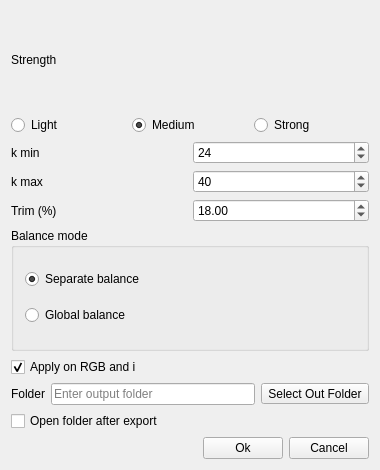
Above: src/gui/forms/DialogColorBalanceFilter.ui from open-scan-crew/OpenScanTools before the change. Below: the same form after it.
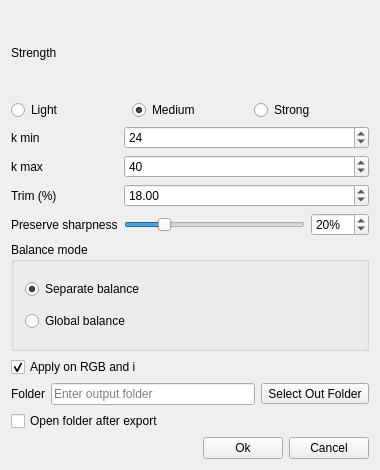
That is the form after the change. Icons and pictures are not drawn.

Commit message: Add sharpness blend option to color balance

```diff
--- a/src/gui/forms/DialogColorBalanceFilter.ui
+++ b/src/gui/forms/DialogColorBalanceFilter.ui
@@ -127,6 +127,49 @@
        </property>
       </widget>
      </item>
+     <item row="3" column="0">
+      <widget class="QLabel" name="label_sharpness">
+       <property name="text">
+        <string>Preserve sharpness</string>
+       </property>
+      </widget>
+     </item>
+     <item row="3" column="1">
+      <layout class="QHBoxLayout" name="horizontalLayout_sharpness">
+       <item>
+        <widget class="QSlider" name="horizontalSlider_sharpness">
+         <property name="minimum">
+          <number>0</number>
+         </property>
+         <property name="maximum">
+          <number>100</number>
+         </property>
+         <property name="value">
+          <number>20</number>
+         </property>
+         <property name="orientation">
+          <enum>Qt::Horizontal</enum>
+         </property>
+        </widget>
+       </item>
+       <item>
+        <widget class="QSpinBox" name="spinBox_sharpness">
+         <property name="minimum">
+          <number>0</number>
+         </property>
+         <property name="maximum">
+          <number>100</number>
+         </property>
+         <property name="value">
+          <number>20</number>
+         </property>
+         <property name="suffix">
+          <string>%</string>
+         </property>
+        </widget>
+       </item>
+      </layout>
+     </item>
     </layout>
    </item>
    <item>
```
The commit also changes 10 other files.
